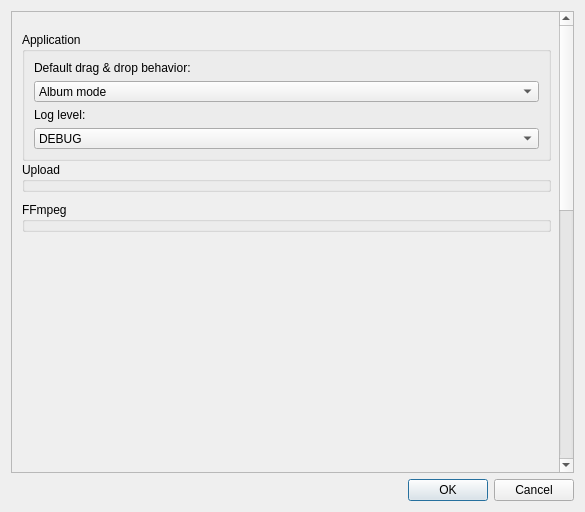
This is ui/settingswindow.ui in 7x11x13/songs-to-youtube as Qt 5 draws it before an edit. The edited form follows.
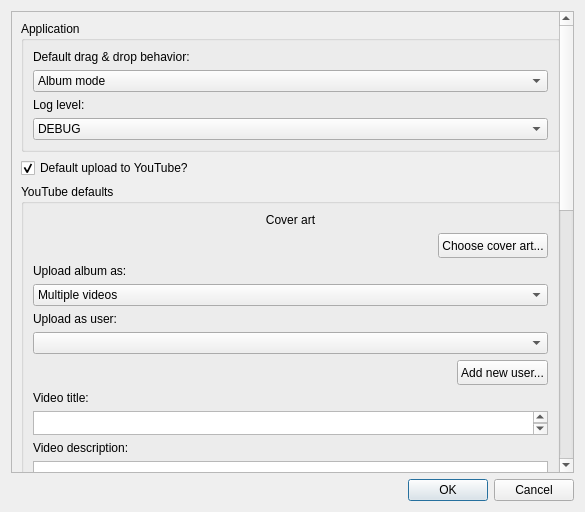
This is the edited form.

Commit message: Change settings system

What changed in the file:
```diff
--- a/ui/settingswindow.ui
+++ b/ui/settingswindow.ui
@@ -32,16 +32,6 @@
    <string>Dialog</string>
   </property>
   <layout class="QGridLayout" name="gridLayout">
-   <item row="1" column="0">
-    <widget class="QDialogButtonBox" name="buttonBox">
-     <property name="orientation">
-      <enum>Qt::Horizontal</enum>
-     </property>
-     <property name="standardButtons">
-      <set>QDialogButtonBox::Cancel|QDialogButtonBox::Ok</set>
-     </property>
-    </widget>
-   </item>
    <item row="0" column="0">
     <widget class="QScrollArea" name="scrollArea">
      <property name="horizontalScrollBarPolicy">
@@ -71,15 +61,9 @@
         <height>1080</height>
        </size>
       </property>
-      <widget class="QGroupBox" name="groupBox">
-       <property name="geometry">
-        <rect>
-         <x>10</x>
-         <y>20</y>
-         <width>529</width>
-         <height>129</height>
-        </rect>
-       </property>
+      <layout class="QVBoxLayout" name="verticalLayout_9">
+       <item>
+        <widget class="QGroupBox" name="applicationSettings">
        <property name="sizePolicy">
         <sizepolicy hsizetype="Expanding" vsizetype="Fixed">
          <horstretch>0</horstretch>
@@ -155,45 +139,283 @@
         </item>
        </layout>
       </widget>
-      <widget class="QGroupBox" name="groupBox_2">
-       <property name="geometry">
-        <rect>
-         <x>10</x>
-         <y>150</y>
-         <width>529</width>
-         <height>30</height>
-        </rect>
-       </property>
+       </item>
+       <item>
+        <widget class="QCheckBox" name="uploadYouTube">
+         <property name="text">
+          <string>Default upload to YouTube?</string>
+         </property>
+         <property name="checked">
+          <bool>true</bool>
+         </property>
+         <property name="tristate">
+          <bool>false</bool>
+         </property>
+        </widget>
+       </item>
+       <item>
+        <widget class="QGroupBox" name="youtubeSettings">
+         <property name="title">
+          <string>YouTube defaults</string>
+         </property>
+         <layout class="QVBoxLayout" name="verticalLayout_6">
+          <item>
+           <widget class="QLabel" name="coverArt">
        <property name="sizePolicy">
-        <sizepolicy hsizetype="Expanding" vsizetype="Fixed">
+             <sizepolicy hsizetype="Preferred" vsizetype="Fixed">
          <horstretch>0</horstretch>
          <verstretch>0</verstretch>
         </sizepolicy>
        </property>
-       <property name="title">
-        <string>Upload</string>
-       </property>
-      </widget>
-      <widget class="QGroupBox" name="groupBox_3">
-       <property name="geometry">
-        <rect>
-         <x>10</x>
-         <y>190</y>
-         <width>529</width>
-         <height>30</height>
-        </rect>
-       </property>
+            <property name="text">
+             <string>Cover art</string>
+            </property>
+            <property name="alignment">
+             <set>Qt::AlignCenter</set>
+            </property>
+           </widget>
+          </item>
+          <item alignment="Qt::AlignRight">
+           <widget class="QPushButton" name="coverArtButton">
+            <property name="minimumSize">
+             <size>
+              <width>0</width>
+              <height>25</height>
+             </size>
+            </property>
+            <property name="maximumSize">
+             <size>
+              <width>150</width>
+              <height>50</height>
+             </size>
+            </property>
+            <property name="text">
+             <string>Choose cover art...</string>
+            </property>
+           </widget>
+          </item>
+          <item>
+           <widget class="QLabel" name="albumPlaylistLabel">
+            <property name="text">
+             <string>Upload album as:</string>
+            </property>
+           </widget>
+          </item>
+          <item>
+           <widget class="QComboBox" name="albumPlaylist">
+            <item>
+             <property name="text">
+              <string>Multiple videos</string>
+             </property>
+            </item>
+            <item>
+             <property name="text">
+              <string>Single video</string>
+             </property>
+            </item>
+            <item>
+             <property name="text">
+              <string>Multiple videos (playlist)</string>
+             </property>
+            </item>
+           </widget>
+          </item>
+          <item>
+           <widget class="QLabel" name="label_19">
+            <property name="text">
+             <string>Upload as user:</string>
+            </property>
+           </widget>
+          </item>
+          <item>
+           <widget class="QComboBox" name="userSelect"/>
+          </item>
+          <item alignment="Qt::AlignRight">
+           <widget class="QPushButton" name="addUser">
+            <property name="minimumSize">
+             <size>
+              <width>0</width>
+              <height>25</height>
+             </size>
+            </property>
+            <property name="maximumSize">
+             <size>
+              <width>150</width>
+              <height>50</height>
+             </size>
+            </property>
+            <property name="text">
+             <string>Add new user...</string>
+            </property>
+           </widget>
+          </item>
+          <item>
+           <widget class="QLabel" name="label_20">
+            <property name="text">
+             <string>Video title:</string>
+            </property>
+           </widget>
+          </item>
+          <item>
+           <widget class="QPlainTextEdit" name="videoTitle">
        <property name="sizePolicy">
         <sizepolicy hsizetype="Expanding" vsizetype="Fixed">
          <horstretch>0</horstretch>
          <verstretch>0</verstretch>
         </sizepolicy>
        </property>
+            <property name="maximumSize">
+             <size>
+              <width>16777215</width>
+              <height>24</height>
+             </size>
+            </property>
+           </widget>
+          </item>
+          <item>
+           <widget class="QLabel" name="label_21">
+            <property name="text">
+             <string>Video description:</string>
+            </property>
+           </widget>
+          </item>
+          <item>
+           <widget class="QPlainTextEdit" name="videoDescription"/>
+          </item>
+          <item>
+           <widget class="QLabel" name="label_22">
+            <property name="text">
+             <string>Video tags:</string>
+            </property>
+           </widget>
+          </item>
+          <item>
+           <widget class="QPlainTextEdit" name="videoTags">
+            <property name="maximumSize">
+             <size>
+              <width>16777215</width>
+              <height>24</height>
+             </size>
+            </property>
+           </widget>
+          </item>
+          <item>
+           <widget class="QLabel" name="label_23">
+            <property name="text">
+             <string>Visibility:</string>
+            </property>
+           </widget>
+          </item>
+          <item>
+           <widget class="QComboBox" name="videoVisibility">
+            <item>
+             <property name="text">
+              <string>Public</string>
+             </property>
+            </item>
+            <item>
+             <property name="text">
+              <string>Unlisted</string>
+             </property>
+            </item>
+           </widget>
+          </item>
+         </layout>
+        </widget>
+       </item>
+       <item>
+        <widget class="QGroupBox" name="ffmpegSettings">
        <property name="title">
-        <string>FFmpeg</string>
-       </property>
-      </widget>
-     </widget>
+          <string>FFmpeg defaults</string>
+         </property>
+         <layout class="QVBoxLayout" name="verticalLayout_7">
+          <item>
+           <widget class="QLabel" name="label_24">
+            <property name="text">
+             <string>Video width:</string>
+            </property>
+           </widget>
+          </item>
+          <item>
+           <widget class="QPlainTextEdit" name="videoWidth">
+            <property name="sizePolicy">
+             <sizepolicy hsizetype="Fixed" vsizetype="Fixed">
+              <horstretch>0</horstretch>
+              <verstretch>0</verstretch>
+             </sizepolicy>
+            </property>
+            <property name="maximumSize">
+             <size>
+              <width>100</width>
+              <height>24</height>
+             </size>
+            </property>
+            <property name="lineWrapMode">
+             <enum>QPlainTextEdit::WidgetWidth</enum>
+            </property>
+           </widget>
+          </item>
+          <item>
+           <widget class="QLabel" name="label_25">
+            <property name="text">
+             <string>Video height:</string>
+            </property>
+           </widget>
+          </item>
+          <item>
+           <widget class="QPlainTextEdit" name="videoHeight">
+            <property name="sizePolicy">
+             <sizepolicy hsizetype="Fixed" vsizetype="Fixed">
+              <horstretch>0</horstretch>
+              <verstretch>0</verstretch>
+             </sizepolicy>
+            </property>
+            <property name="maximumSize">
+             <size>
+              <width>100</width>
+              <height>24</height>
+             </size>
+            </property>
+           </widget>
+          </item>
+          <item>
+           <widget class="QLabel" name="label_26">
+            <property name="text">
+             <string>Audio bitrate:</string>
+            </property>
+           </widget>
+          </item>
+          <item>
+           <widget class="QPlainTextEdit" name="audioBitrate">
+            <property name="sizePolicy">
+             <sizepolicy hsizetype="Fixed" vsizetype="Fixed">
+              <horstretch>0</horstretch>
+              <verstretch>0</verstretch>
+             </sizepolicy>
+            </property>
+            <property name="maximumSize">
+             <size>
+              <width>100</width>
+              <height>24</height>
+             </size>
+            </property>
+           </widget>
+          </item>
+         </layout>
+        </widget>
+       </item>
+      </layout>
+     </widget>
+    </widget>
+   </item>
+   <item row="1" column="0">
+    <widget class="QDialogButtonBox" name="buttonBox">
+     <property name="orientation">
+      <enum>Qt::Horizontal</enum>
+     </property>
+     <property name="standardButtons">
+      <set>QDialogButtonBox::Cancel|QDialogButtonBox::Ok</set>
+     </property>
     </widget>
    </item>
   </layout>
```
Lines whose indentation alone changed are shown as unchanged. The commit also changes 8 other files.
